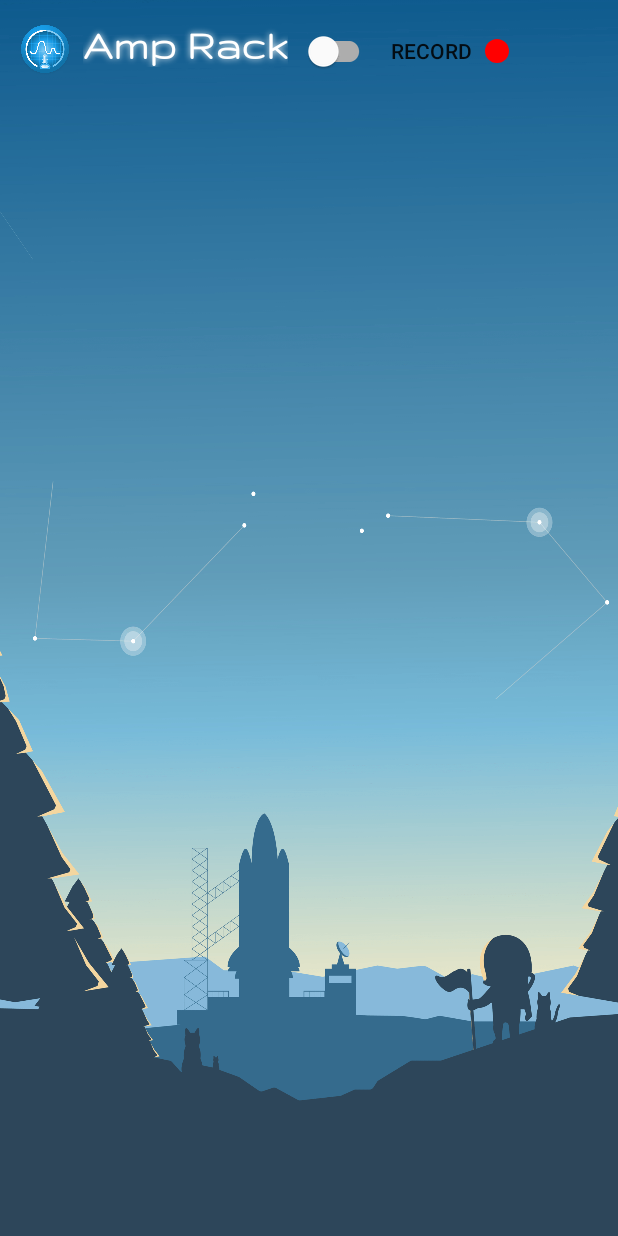
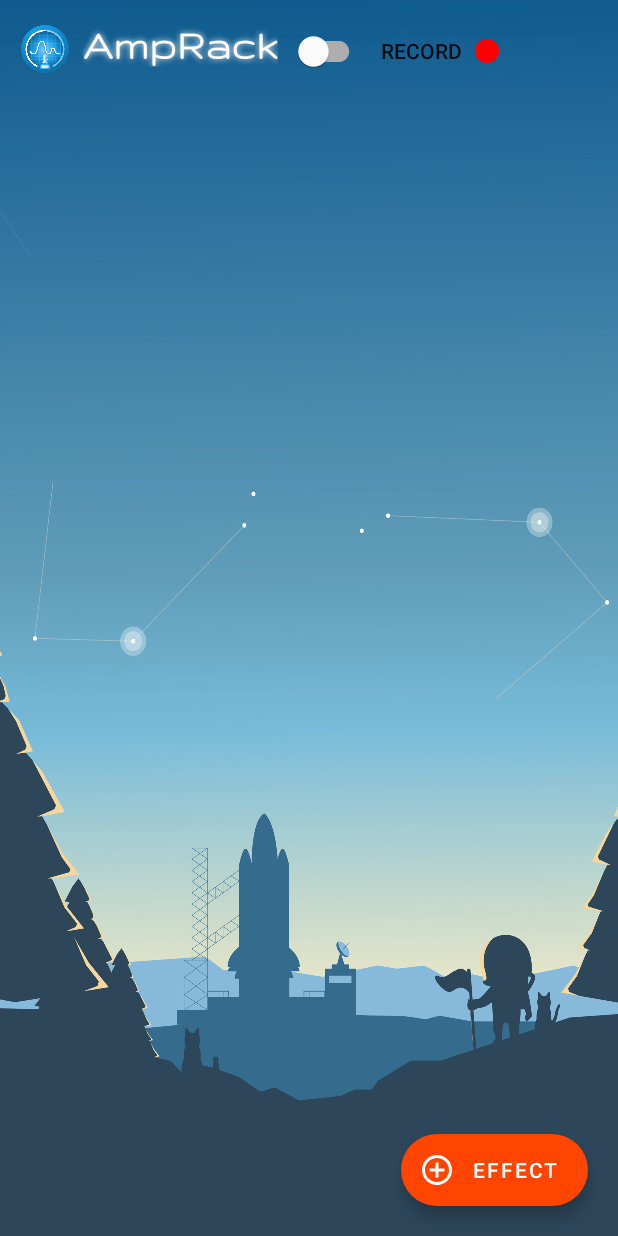
Before and after one commit to djshaji/amp-rack, an Android app: the screen it shows after launch (MainActivity), on a phone screen of 412 x 824 dp. Run offline under Robolectric (Android 15) with nearby library versions, the phone set to English and light mode, and no system bars; 5 statements that could not run were skipped.

Commit message:
native to UI started

```diff
--- /dev/null
+++ b/app/src/main/res/drawable/ic_baseline_add_circle_outline_24.xml
@@ -0,0 +1,5 @@
+<vector android:height="24dp" android:tint="#FFFFFF"
+    android:viewportHeight="24" android:viewportWidth="24"
+    android:width="24dp" xmlns:android="http://schemas.android.com/apk/res/android">
+    <path android:fillColor="@android:color/white" android:pathData="M13,7h-2v4L7,11v2h4v4h2v-4h4v-2h-4L13,7zM12,2C6.48,2 2,6.48 2,12s4.48,10 10,10 10,-4.48 10,-10S17.52,2 12,2zM12,20c-4.41,0 -8,-3.59 -8,-8s3.59,-8 8,-8 8,3.59 8,8 -3.59,8 -8,8z"/>
+</vector>
--- a/app/src/main/res/layout/activity_main.xml
+++ b/app/src/main/res/layout/activity_main.xml
@@ -62,6 +62,23 @@
                 android:drawableRight="@drawable/ic_baseline_fiber_manual_record_24"/>
 
         </LinearLayout>
+
+        <androidx.recyclerview.widget.RecyclerView
+            android:id="@+id/recyclerView"
+            android:layout_width="match_parent"
+            android:layout_height="match_parent">
+
+        </androidx.recyclerview.widget.RecyclerView>
     </LinearLayout>
 
+    <com.google.android.material.floatingactionbutton.ExtendedFloatingActionButton
+        android:layout_width="wrap_content"
+        android:layout_height="wrap_content"
+        app:layout_constraintRight_toRightOf="parent"
+        app:layout_constraintBottom_toBottomOf="parent"
+        android:textAlignment="viewStart"
+        android:text="Effect"
+        android:id="@+id/fab"
+        android:drawableLeft="@drawable/ic_baseline_add_circle_outline_24"
+        android:layout_margin="20dp"/>
 </androidx.constraintlayout.widget.ConstraintLayout>
--- a/app/src/main/res/values/strings.xml
+++ b/app/src/main/res/values/strings.xml
@@ -1,3 +1,3 @@
 <resources>
-    <string name="app_name">Amp Rack</string>
+    <string name="app_name">AmpRack</string>
 </resources>
```
